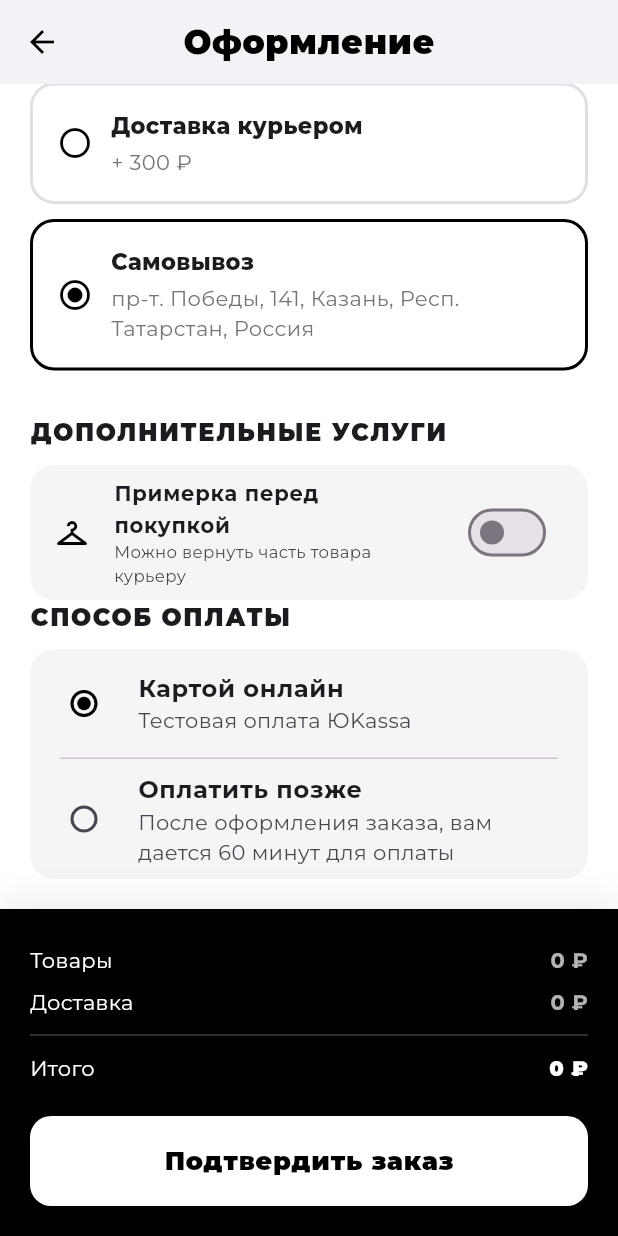
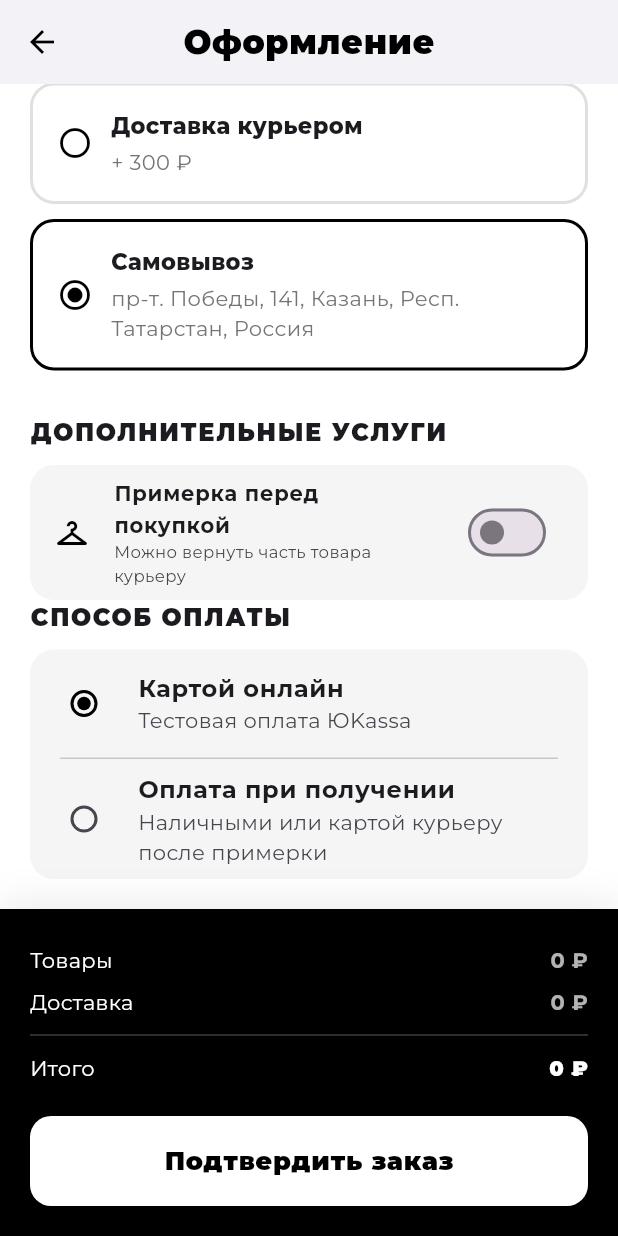
Before and after one commit to elfisfree/ohana_store, a Flutter app: the CheckoutPage screen opened directly with empty values, scrolled down 232 dp, on a phone screen of 412 x 824 dp. Run offline on Flutter 3.47's test engine with Material 3 defaults, Android fonts, the phone set to English and light mode, and no system bars; our stand-ins replace connectivity_plus, flutter_animate, flutter_rating_bar, go_router, google_fonts, image_picker and 2 more; accounts and stored records are empty.

Commit message:
Улучшен пользовательский опыт

```diff
--- a/lib/features/checkout/checkout_page.dart
+++ b/lib/features/checkout/checkout_page.dart
@@ -27,7 +27,7 @@ class AppliedPromocode {
 
 enum DeliveryMethod { courier, pickup }
 
-enum PaymentMethod { online, cash }
+enum PaymentMethod { online, on_delivery }
 
 class CheckoutPage extends StatefulWidget {
   final Set<String> selectedCartItemIds;
@@ -306,6 +306,7 @@ class _CheckoutPageState extends State<CheckoutPage> {
           'p_shipping_address': finalShippingAddress,
           'p_promocode_id': _appliedPromocode?.id,
           'p_with_fitting': _withFitting,
+          'p_payment_method': _paymentMethod.name,
         },
       );
       if (mounted) {
@@ -528,7 +529,7 @@ class _CheckoutPageState extends State<CheckoutPage> {
                                 style: TextStyle(fontWeight: FontWeight.bold),
                               ),
                               subtitle: const Text('Тестовая оплата ЮKassa'),
-                              value: PaymentMethod.online,
+                              value: PaymentMethod.online, // Значение из Enum
                               groupValue: _paymentMethod,
                               activeColor: Colors.black,
                               onChanged: (val) =>
@@ -537,13 +538,14 @@ class _CheckoutPageState extends State<CheckoutPage> {
                             const Divider(height: 1, indent: 20, endIndent: 20),
                             RadioListTile<PaymentMethod>(
                               title: const Text(
-                                'Оплатить позже',
+                                'Оплата при получении',
                                 style: TextStyle(fontWeight: FontWeight.bold),
                               ),
                               subtitle: const Text(
-                                'После оформления заказа, вам дается 60 минут для оплаты',
+                                'Наличными или картой курьеру после примерки',
                               ),
-                              value: PaymentMethod.cash,
+                              value: PaymentMethod
+                                  .on_delivery, // ИЗМЕНЕНО: было cash
                               groupValue: _paymentMethod,
                               activeColor: Colors.black,
                               onChanged: (val) =>
--- a/lib/features/checkout/mock_payment_page.dart
+++ b/lib/features/checkout/mock_payment_page.dart
@@ -43,7 +43,7 @@ class _MockPaymentPageState extends State<MockPaymentPage> {
   @override
   Widget build(BuildContext context) {
     return Scaffold(
-      appBar: AppBar(title: const Text('ТЕСТОВАЯ ОПЛАТА ЮKASSA')),
+      appBar: AppBar(title: const Text('ТЕСТОВАЯ ОПЛАТА ')),
       body: Center(
         child: Column(
           mainAxisAlignment: MainAxisAlignment.center,
--- a/lib/models/order.dart
+++ b/lib/models/order.dart
@@ -54,6 +54,7 @@ class Order {
   final DateTime? deliveredAt;
   final String? cancellationReason;
   final bool withFitting;
+  final String paymentMethod;
 
   Order({
     required this.id,
@@ -72,6 +73,8 @@ class Order {
     this.cancellationReason,
     required this.withFitting,
     required this.actualAmountPaid,
+
+    required this.paymentMethod,
   });
 
   factory Order.fromJson(Map<String, dynamic> json) {
@@ -102,6 +105,7 @@ class Order {
           : null,
       cancellationReason: json['cancellation_reason'] as String?,
       withFitting: json['with_fitting'] ?? false,
+      paymentMethod: json['payment_method'] ?? 'online',
     );
   }
 }
```
Also changed, not shown: lib/features/cart/cart_page.dart (+23 -7 lines), lib/features/delivery/courier_order_page.dart (+26 -0 lines), lib/features/orders/order_detail_page.dart (+44 -2 lines).
